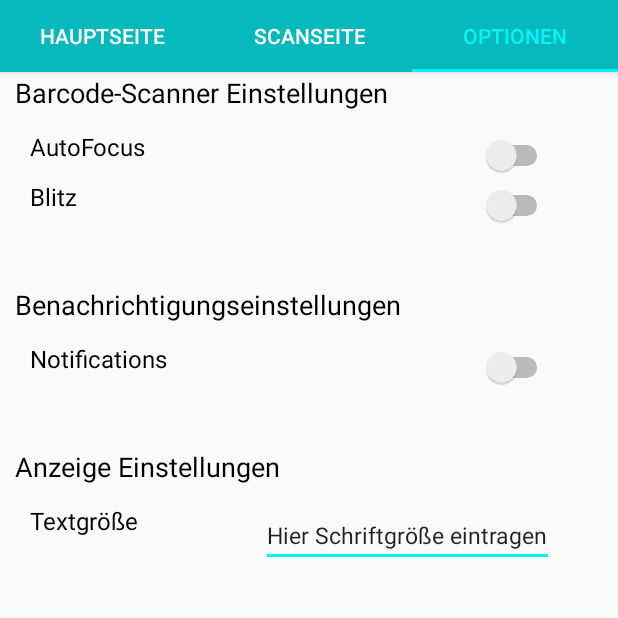
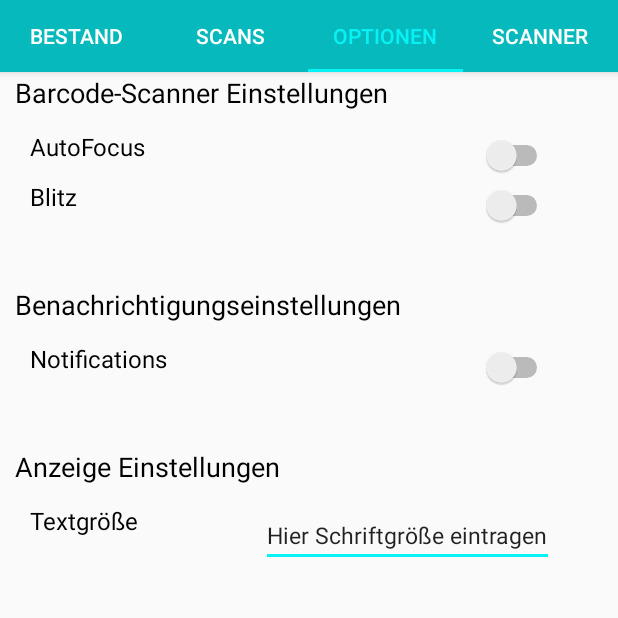
Before and after one commit to ChristopherPS96/SmartFridge, an Android app: the screen it shows after launch (MainActivity), tab 3 chosen, on a phone screen of 412 x 824 dp, the top half of it. Run offline under Robolectric (Android 15) with nearby library versions, the phone set to English and light mode, and no system bars; libraries missing offline, so code that uses them is left out: me.dm7.barcodescanner; 4 statements that could not run were skipped.

Commit message:
Version 1.21 Bugfixes

```diff
--- a/app/src/main/java/com/example/christopher/smartfridge/CoustomPagerEnum.java
+++ /dev/null
@@ -1,24 +0,0 @@
-package com.example.christopher.smartfridge;
-
-public enum CoustomPagerEnum {
-
-    HAUPTSEITE("Hauptseite", R.layout.activity_maincontent),
-    SCANSEITE("Scanseite", R.layout.activity_scan_item),
-    OPTIONEN("Optionen", R.layout.activity_settings);
-
-    private String title;
-    private int layoutID;
-
-    CoustomPagerEnum(String title, int layoutID) {
-        this.title = title;
-        this.layoutID = layoutID;
-    }
-
-    public int getLayoutID() {
-        return layoutID;
-    }
-
-    public String getTitle() {
-        return title;
-    }
-}
--- a/app/src/main/java/com/example/christopher/smartfridge/DialogBuilder.java
+++ b/app/src/main/java/com/example/christopher/smartfridge/DialogBuilder.java
@@ -60,7 +60,7 @@ public class DialogBuilder extends AppCompatActivity {
             @Override
             public void onClick(DialogInterface dialog, int which) {
                 if(editText.getText().toString().length() > 2) {
-                    ormDataHelper.saveScanItem(new ScanItem(barcode, editText.toString()));
+                    ormDataHelper.saveScanItem(new ScanItem(barcode, editText.getText().toString()));
                 } else {
                     AlertDialog.Builder revert = new AlertDialog.Builder(context);
                     revert.setTitle("Eingabe zu kurz. Wiederholen?");
@@ -96,11 +96,12 @@ public class DialogBuilder extends AppCompatActivity {
         TextView textView = new TextView(context);
         TextView name = new TextView(context);
         LinearLayout linearLayout = new LinearLayout(context);
+        linearLayout.setOrientation(LinearLayout.VERTICAL);
         linearLayout.addView(name);
         linearLayout.addView(editText);
         linearLayout.addView(textView);
         name.setText(scanItem.getName());
-        editText.setText("Name hier eingeben...");
+        editText.setHint("Name hier eingeben...");
         textView.setText("Barcode: " + scanItem.getBarcode());
         editScanItem.setView(linearLayout);
         editScanItem.setPositiveButton("Speichern", new DialogInterface.OnClickListener() {
--- /dev/null
+++ b/app/src/main/java/com/example/christopher/smartfridge/Fragments/MainFragment.java
@@ -0,0 +1,41 @@
+package com.example.christopher.smartfridge.Fragments;
+
+import android.os.Bundle;
+import android.support.annotation.NonNull;
+import android.support.design.widget.FloatingActionButton;
+import android.support.v4.app.Fragment;
+import android.view.LayoutInflater;
+import android.view.View;
+import android.view.ViewGroup;
+import android.widget.Toast;
+
+import com.example.christopher.smartfridge.R;
+
+public class MainFragment extends Fragment {
+
+    public static MainFragment newInstance(String text) {
+        MainFragment mainFragment = new MainFragment();
+        Bundle bundle = new Bundle();
+        bundle.putString("msg", text);
+        mainFragment.setArguments(bundle);
+        return mainFragment;
+    }
+
+    @Override
+    public void onCreate(Bundle savedInstanceState) {
+        super.onCreate(savedInstanceState);
+    }
+
+    @Override
+    public View onCreateView(@NonNull LayoutInflater inflater, ViewGroup container, Bundle savedInstanceState) {
+        View view = inflater.inflate(R.layout.activity_maincontent, container, false);
+        FloatingActionButton fab = view.findViewById(R.id.fab);
+        fab.setOnClickListener(new View.OnClickListener() {
+            @Override
+            public void onClick(View v) {
+                Toast.makeText(v.getContext(), "Hallo", Toast.LENGTH_LONG).show();
+            }
+        });
+        return view;
+    }
+}
--- /dev/null
+++ b/app/src/main/java/com/example/christopher/smartfridge/Fragments/OptionFragment.java
@@ -0,0 +1,32 @@
+package com.example.christopher.smartfridge.Fragments;
+
+import android.os.Bundle;
+import android.support.annotation.NonNull;
+import android.support.v4.app.Fragment;
+import android.view.LayoutInflater;
+import android.view.View;
+import android.view.ViewGroup;
+
+import com.example.christopher.smartfridge.R;
+
+public class OptionFragment extends Fragment {
+
+    public static OptionFragment newInstance(String text) {
+        OptionFragment optionFragment = new OptionFragment();
+        Bundle bundle = new Bundle();
+        bundle.putString("msg", text);
+        optionFragment.setArguments(bundle);
+        return optionFragment;
+    }
+
+    @Override
+    public void onCreate(Bundle savedInstanceState) {
+        super.onCreate(savedInstanceState);
+    }
+
+    @Override
+    public View onCreateView(@NonNull LayoutInflater inflater, ViewGroup container, Bundle savedInstanceState) {
+        View view = inflater.inflate(R.layout.activity_settings, container, false);
+        return view;
+    }
+}
--- a/app/src/main/java/com/example/christopher/smartfridge/Fragments/ScanFragment.java
+++ b/app/src/main/java/com/example/christopher/smartfridge/Fragments/ScanFragment.java
@@ -6,11 +6,16 @@ import android.support.annotation.NonNull;
 import android.support.design.widget.FloatingActionButton;
 import android.support.v4.app.Fragment;
 import android.support.v4.view.ViewPager;
+import android.text.Editable;
+import android.text.TextWatcher;
 import android.view.LayoutInflater;
 import android.view.View;
 import android.view.ViewGroup;
+import android.widget.AdapterView;
+import android.widget.EditText;
 import android.widget.ListView;
 
+import com.example.christopher.smartfridge.DialogBuilder;
 import com.example.christopher.smartfridge.OrmDataHelper;
 import com.example.christopher.smartfridge.R;
 import com.example.christopher.smartfridge.ScanItem;
@@ -21,7 +26,7 @@ import java.util.ArrayList;
 public class ScanFragment extends Fragment {
 
     public static ArrayList<ScanItem> scanItems = new ArrayList<>();
-    private OrmDataHelper ormDataHelper;
+    private ScanItemAdapter scanItemAdapter;
 
     public static ScanFragment newInstance(String text) {
         ScanFragment scanFragment = new ScanFragment();
@@ -45,7 +50,8 @@ public class ScanFragment extends Fragment {
     public View onCreateView(@NonNull LayoutInflater inflater, ViewGroup container, Bundle savedInstanceState) {
         View view = inflater.inflate(R.layout.activity_scan_item, container, false);
         FloatingActionButton fab = view.findViewById(R.id.fabScan);
-        ormDataHelper = new OrmDataHelper(getActivity());
+        EditText editText = view.findViewById(R.id.filterScan);
+        OrmDataHelper ormDataHelper = new OrmDataHelper(getActivity());
         fab.setOnClickListener(new View.OnClickListener() {
             @Override
             public void onClick(View v) {
@@ -54,8 +60,25 @@ public class ScanFragment extends Fragment {
             }
         });
         ListView scanList = view.findViewById(R.id.scanList);
-        ScanItemAdapter scanItemAdapter = new ScanItemAdapter(getActivity(), R.layout.scan_item_list, scanItems);
+        scanItemAdapter = new ScanItemAdapter(getActivity(), R.layout.scan_item_list, scanItems);
         scanList.setAdapter(scanItemAdapter);
+        scanList.setOnItemClickListener(new AdapterView.OnItemClickListener() {
+            @Override
+            public void onItemClick(AdapterView<?> parent, View view, int position, long id) {
+                DialogBuilder dialogBuilder = new DialogBuilder(view.getContext());
+                dialogBuilder.editScanItem(scanItems.get(position));
+            }
+        });
+        editText.addTextChangedListener(new TextWatcher() {
+            @Override
+            public void beforeTextChanged(CharSequence s, int start, int count, int after) { }
+            @Override
+            public void onTextChanged(CharSequence s, int start, int before, int count) {
+                ScanFragment.this.scanItemAdapter.getFilter().filter(s);
+            }
+            @Override
+            public void afterTextChanged(Editable s) { }
+        });
         scanItems.clear();
         scanItems.addAll(ormDataHelper.getAllScanItem());
         return view;
--- /dev/null
+++ b/app/src/main/java/com/example/christopher/smartfridge/Fragments/ScannerFragment.java
@@ -0,0 +1,75 @@
+package com.example.christopher.smartfridge.Fragments;
+
+import android.os.Bundle;
+import android.os.Handler;
+import android.support.annotation.NonNull;
+import android.support.v4.app.Fragment;
+import android.view.LayoutInflater;
+import android.view.View;
+import android.view.ViewGroup;
+import android.widget.Toast;
+
+import com.example.christopher.smartfridge.DialogBuilder;
+import com.example.christopher.smartfridge.OrmDataHelper;
+import com.example.christopher.smartfridge.ScanItem;
+import com.google.zxing.Result;
+
+import me.dm7.barcodescanner.zxing.ZXingScannerView;
+
+public class ScannerFragment extends Fragment implements ZXingScannerView.ResultHandler {
+    private ZXingScannerView mScannerView;
+    private OrmDataHelper ormDataHelper;
+
+    @Override
+    public View onCreateView(@NonNull LayoutInflater inflater, ViewGroup container, Bundle savedInstanceState) {
+        mScannerView = new ZXingScannerView(getActivity());
+        ormDataHelper = new OrmDataHelper(getActivity());
+        return mScannerView;
+    }
+
+    public static ScannerFragment newInstance(String text) {
+        ScannerFragment scannerFragment = new ScannerFragment();
+        Bundle bundle = new Bundle();
+        bundle.putString("msg", text);
+        scannerFragment.setArguments(bundle);
+        return scannerFragment;
+    }
+
+    @Override
+    public void onResume() {
+        super.onResume();
+        mScannerView.setResultHandler(this);
+        mScannerView.startCamera();
+    }
+
+    @Override
+    public void onPause() {
+        super.onPause();
+        mScannerView.stopCamera();
+    }
+
+    @Override
+    public void handleResult(Result rawResult) {
+        boolean exists = false;
+        if(ormDataHelper.getAllScanItem() != null) {
+            for(ScanItem scanItem : ormDataHelper.getAllScanItem()) {
+                if(scanItem.getBarcode().equals(rawResult.getText())) {
+                    exists = true;
+                }
+            }
+        }
+        if(exists) {
+            Toast.makeText(this.getActivity(),"Gegenstand ist bereits in ihrer Datenbank!", Toast.LENGTH_LONG).show();
+        } else {
+            DialogBuilder dialogBuilder = new DialogBuilder(this.getActivity());
+            dialogBuilder.createNewScanItem(rawResult.getText());
+        }
+        Handler handler = new Handler();
+        handler.postDelayed(new Runnable() {
+            @Override
+            public void run() {
+                mScannerView.resumeCameraPreview(ScannerFragment.this);
+            }
+        }, 2000);
+    }
+}
--- a/app/src/main/java/com/example/christopher/smartfridge/MainActivity.java
+++ b/app/src/main/java/com/example/christopher/smartfridge/MainActivity.java
@@ -1,24 +1,16 @@
 package com.example.christopher.smartfridge;
 
 import android.annotation.TargetApi;
-import android.content.Intent;
 import android.os.Build;
 import android.os.Bundle;
-import android.support.design.widget.FloatingActionButton;
 import android.support.design.widget.TabLayout;
 import android.support.v4.view.ViewPager;
 import android.support.v7.app.AppCompatActivity;
-import android.view.View;
-import android.widget.Toast;
 
-import com.google.zxing.Result;
 
-import me.dm7.barcodescanner.zxing.ZXingScannerView;
+public class MainActivity extends AppCompatActivity {
 
-public class MainActivity extends AppCompatActivity implements ZXingScannerView.ResultHandler {
-
-    private ZXingScannerView mScannerView;
-    private OrmDataHelper ormDataHelper;
+    private ViewPager myPager;
 
     @Override
     protected void onCreate(Bundle savedInstanceState) {
@@ -27,70 +19,28 @@ public class MainActivity extends AppCompatActivity implements ZXingScannerView.
         if(shouldAskPermissions()) {
             askPermissions();
         }
-        mScannerView = new ZXingScannerView(this);
-        ormDataHelper = new OrmDataHelper(this);
         setupViewPage();
     }
 
     public void setupViewPage() {
-        MyPageAdapter adapter = new MyPageAdapter(this);
-        ViewPager myPager = findViewById(R.id.pager);
+        MyPageAdapter adapter = new MyPageAdapter(getSupportFragmentManager());
+        myPager = findViewById(R.id.pager);
         myPager.setAdapter(adapter);
+        myPager.setOffscreenPageLimit(3);
         TabLayout tabLayout = findViewById(R.id.tabs);
         tabLayout.setupWithViewPager(myPager);
     }
 
-    //Zugriff auf maincontent/settings Activity
-    public static void setupContent(View view, String title) {
-        if(title.equals("Hauptseite")) {
-            FloatingActionButton fab = view.findViewById(R.id.fab);
-            fab.setOnClickListener(new View.OnClickListener() {
-                @Override
-                public void onClick(View v) {
-                    Toast.makeText(v.getContext(), "Test", Toast.LENGTH_LONG).show();
-                }
-            });
-        }
-        if(title.equals("Scanseite")) {
-            FloatingActionButton fab = view.findViewById(R.id.fabScan);
-            fab.setOnClickListener(new View.OnClickListener() {
-                @Override
-                public void onClick(View v) {
-                    Toast.makeText(v.getContext(), "Alternativer Test", Toast.LENGTH_LONG).show();
-                }
-            });
+    @Override
+    public void onBackPressed() {
+        if(myPager.getCurrentItem() == 0) {
+            super.onBackPressed();
+        } else {
+            myPager.setCurrentItem(myPager.getCurrentItem() - 1);
         }
     }
 
-    public void startScan() {
-        setContentView(mScannerView);
-        mScannerView.setResultHandler(this);
-        mScannerView.startCamera();
-    }
 
-    @Override
-    public void onPause() {
-        super.onPause();
-        mScannerView.stopCamera();
-    }
-
-    @Override
-    public void handleResult(Result rawResult) {
-        Intent intent = new Intent(this, MainActivity.class);
-        startActivity(intent);
-        boolean exists = false;
-        for(ScanItem scanItem : ormDataHelper.getAllScanItem()) {
-            if(scanItem.getBarcode().equals(rawResult.getText())) {
-                exists = true;
-            }
-        }
-        if(exists) {
-            Toast.makeText(this,"Gegenstand ist bereits in ihrer Datenbank!", Toast.LENGTH_LONG).show();
-        } else {
-            DialogBuilder dialogBuilder = new DialogBuilder(this);
-            dialogBuilder.createNewScanItem(rawResult.getText());
-        }
-    }
 
     protected boolean shouldAskPermissions() {      //Quelle: https://stackoverflow.com/questions/8854359/exception-open-failed-eacces-permission-denied-on-android
         return (Build.VERSION.SDK_INT > Build.VERSION_CODES.LOLLIPOP_MR1);
--- a/app/src/main/java/com/example/christopher/smartfridge/MyPageAdapter.java
+++ b/app/src/main/java/com/example/christopher/smartfridge/MyPageAdapter.java
@@ -1,54 +1,60 @@
 package com.example.christopher.smartfridge;
 
-import android.content.Context;
-import android.support.annotation.NonNull;
-import android.support.v4.view.PagerAdapter;
-import android.view.LayoutInflater;
-import android.view.View;
-import android.view.ViewGroup;
 
-public class MyPageAdapter extends PagerAdapter {
+import android.support.v4.app.Fragment;
+import android.support.v4.app.FragmentManager;
+import android.support.v4.app.FragmentPagerAdapter;
 
-    private Context context;
+import com.example.christopher.smartfridge.Fragments.MainFragment;
+import com.example.christopher.smartfridge.Fragments.OptionFragment;
+import com.example.christopher.smartfridge.Fragments.ScanFragment;
+import com.example.christopher.smartfridge.Fragments.ScannerFragment;
 
-    public MyPageAdapter(Context context) {
-        this.context = context;
+public class MyPageAdapter extends FragmentPagerAdapter {
+
+
+    public MyPageAdapter(FragmentManager fragmentManager) {
+        super(fragmentManager);
     }
 
     @Override
-    @NonNull
-    public Object instantiateItem(@NonNull ViewGroup collection, int position) {
-        CoustomPagerEnum coustomPagerEnum = CoustomPagerEnum.values()[position];
-        LayoutInflater inflater = LayoutInflater.from(context);
-        View layout = inflater.inflate(coustomPagerEnum.getLayoutID(), collection, false);
-        MainActivity.setupContent(layout, coustomPagerEnum.getTitle());
-        collection.addView(layout);
-        return layout;
-    }
-
-    @Override
-    public void setPrimaryItem(@NonNull ViewGroup container, int position,@NonNull Object object) {
-        container.getChildAt(position);
-    }
-
-    @Override
-    public void destroyItem(@NonNull ViewGroup collection, int position,@NonNull Object view) {
-        collection.removeView((View) view);
+    public Fragment getItem(int position) {
+        switch (position) {
+            case 0:
+                return MainFragment.newInstance("MainFragment, Instance 1");
+            case 1:
+                return ScanFragment.newInstance("ScanFragment, Instance 1");
+            case 2:
+                return OptionFragment.newInstance("OptionFragment, Instance 1");
+            case 3:
+                return ScannerFragment.newInstance("ScannerFragment, Instance 1");
+            default:
+                return null;
+        }
     }
 
     @Override
     public int getCount() {
-        return CoustomPagerEnum.values().length;
-    }
-
-    @Override
-    public boolean isViewFromObject(@NonNull View view, @NonNull Object object) {
-        return view == object;
+        return 4;
     }
 
     @Override
     public CharSequence getPageTitle(int position) {
-        CoustomPagerEnum coustomPagerEnum = CoustomPagerEnum.values()[position];
-        return coustomPagerEnum.getTitle();
+        switch (position) {
+            case 0:
+                return "Bestand";
+            case 1:
+                return "Scans";
+            case 2:
+                return "Optionen";
+            case 3:
+                return "Scanner";
+            default:
+                return null;
+        }
     }
+
+
+
+
 }
--- a/app/src/main/res/layout/activity_scan_item.xml
+++ b/app/src/main/res/layout/activity_scan_item.xml
@@ -28,7 +28,7 @@
 
     <ListView
         android:id="@+id/scanList"
-        android:layout_width="368dp"
+        android:layout_width="348dp"
         android:layout_height="451dp"
         android:layout_marginBottom="8dp"
         android:layout_marginEnd="8dp"
```
Also changed, not shown: app/src/main/res/layout/scan_item_list.xml (+34 -42 lines).
